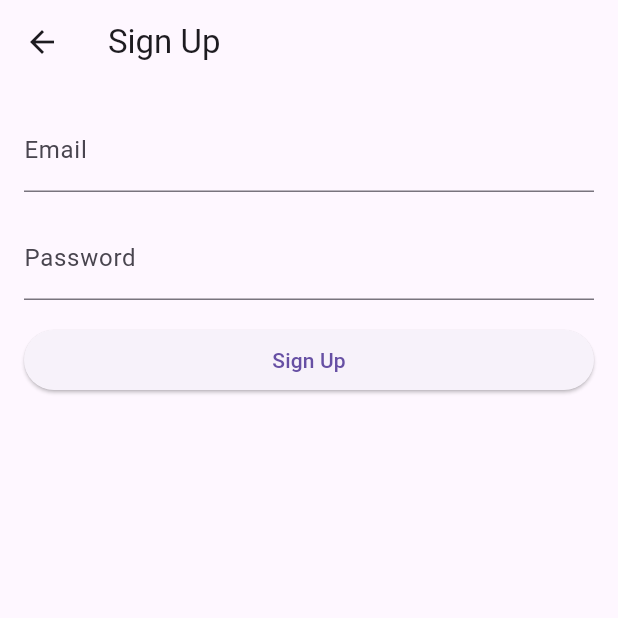
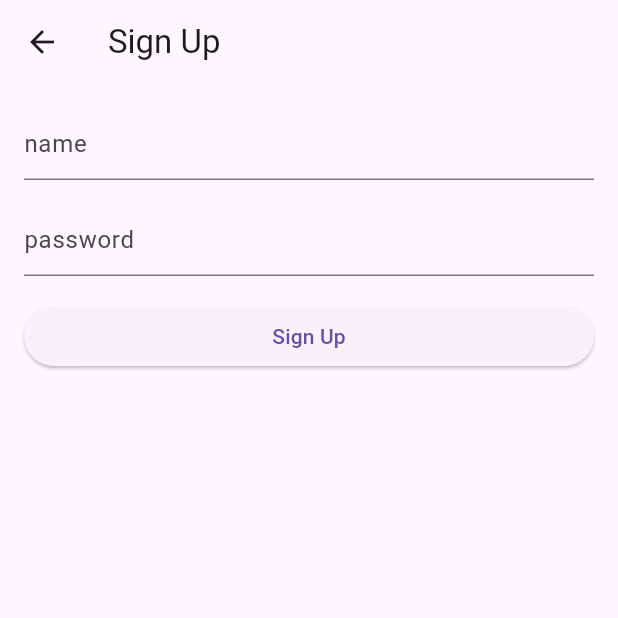
Before and after one commit to ompateldeveloper/connect_you, a Flutter app: the SignUp screen opened by its route, on a phone screen of 412 x 824 dp, the top half of it. Run offline on Flutter 3.47's test engine with Material 3 defaults, Android fonts, the phone set to English and light mode, and no system bars.

Commit message:
minor chnages in routing

```diff
--- a/lib/App.dart
+++ b/lib/App.dart
@@ -10,7 +10,7 @@ class App extends StatelessWidget {
       body: Center(
         child: ElevatedButton(
           onPressed: () {
-            Navigator.pushNamed(context, '/signin');
+            Navigator.pushNamed(context, '/signup');
           },
           child: Text('halo'),
         ),
--- a/lib/components/styledInput.dart
+++ b/lib/components/styledInput.dart
@@ -0,0 +1,31 @@
+import 'package:flutter/material.dart';
+
+class StyledInput extends StatelessWidget {
+  final String hintText;
+  final IconData? icon;
+  final bool obscureText;
+  final TextEditingController? controller;
+
+  const StyledInput({
+    super.key,
+    required this.hintText,
+    this.icon,
+    this.obscureText = false,
+    this.controller,
+  });
+
+  @override
+  Widget build(BuildContext context) {
+    return TextField(
+      controller: controller,
+      obscureText: obscureText,
+      decoration: InputDecoration(
+        hintText: hintText,
+        prefixIcon: icon != null ? Icon(icon) : null,
+        // border: OutlineInputBorder(
+        //   borderRadius: BorderRadius.circular(8),
+        // ),
+      ),
+    );
+  }
+}
--- a/lib/main.dart
+++ b/lib/main.dart
@@ -1,4 +1,5 @@
 import 'package:connect_you/App.dart';
+import 'package:connect_you/Pages/dashboard/dashboard.dart';
 import 'package:connect_you/pages/auth/signin.dart';
 import 'package:connect_you/pages/auth/signup.dart';
 import 'package:flutter/material.dart';
@@ -17,6 +18,7 @@ class Index extends StatelessWidget {
       routes: {
         '/signin': (context) => SignIn(),
         '/signup': (context) => SignUp(),
+        '/dashboard': (context) => Dashboard(),
       },
       initialRoute: '/',
     );
--- a/lib/pages/auth/signup.dart
+++ b/lib/pages/auth/signup.dart
@@ -1,3 +1,4 @@
+import 'package:connect_you/components/styledInput.dart';
 import 'package:flutter/material.dart';
 
 class SignUp extends StatefulWidget {
@@ -15,6 +16,10 @@ class _SignUpWidgetState extends State<SignUp> {
 
     // Perform signup logic here, such as calling an authentication service
     print('Signing up with Email: $email, Password: $password');
+    Navigator.pushNamed(
+      context,
+      '/dashboard',
+    );
   }
 
   @override
@@ -28,18 +33,14 @@ class _SignUpWidgetState extends State<SignUp> {
         child: Column(
           crossAxisAlignment: CrossAxisAlignment.stretch,
           children: [
-            TextField(
+            StyledInput(
+              hintText: "name",
               controller: _emailController,
-              decoration: InputDecoration(
-                labelText: 'Email',
-              ),
             ),
             SizedBox(height: 16.0),
-            TextField(
+            StyledInput(
+              hintText: "password",
               controller: _passwordController,
-              decoration: InputDecoration(
-                labelText: 'Password',
-              ),
               obscureText: true,
             ),
             SizedBox(height: 16.0),
--- a/lib/pages/dashboard/dashboard.dart
+++ b/lib/pages/dashboard/dashboard.dart
@@ -2,19 +2,19 @@ import 'package:connect_you/pages/auth/signin.dart';
 import 'package:connect_you/pages/auth/signup.dart';
 import 'package:flutter/material.dart';
 
-class MyWidget extends StatelessWidget {
-  const MyWidget({super.key});
+class Dashboard extends StatelessWidget {
+  const Dashboard({super.key});
 
   @override
   Widget build(BuildContext context) {
     return MaterialApp(
-       routes: {
-        '/signin': (context) => SignIn(),
-        '/signup': (context) => SignUp(),
-      },
-      home:Center(
-
-      )
+        routes: {
+          '/signin': (context) => SignIn(),
+          '/signup': (context) => SignUp(),
+        },
+        home: Scaffold(
+          body: Text('data'),
+        )
     );
   }
 }
```
